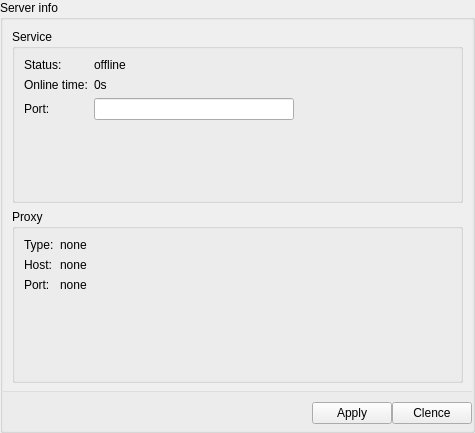
Above: Server/GUI/src/Ui/ServerInfoPage.ui from siisgoo/siisty before the change. Below: the same form after it.
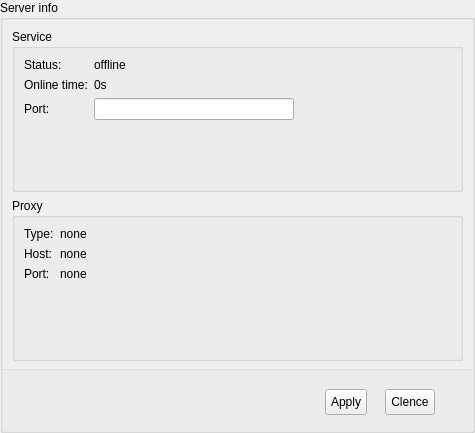
That is the form after the change.

Commit message: modified:   CMakeLists.txt 	modified:   General/CMakeLists.txt 	modified:   General/include/Crypto/Hash.hpp 	modified:   General/include/Database/Database.hpp 	modified:   General/include/Database/Queries/CreateTables.hpp 	modified:   General/include/Database/command.hpp 	modified:   General/src/Database.cpp 	modified:   General/src/Hash.cpp 	modified:   General/src/command.cpp 	modified:   Server/GUI/include/GUI.hpp 	modified:   Server/GUI/src/GUI.cpp 	modified:   Server/GUI/src/Ui/GUI.ui 	modified:   Server/GUI/src/Ui/ServerInfoPage.ui

What changed in the file:
```diff
--- a/Server/GUI/src/Ui/ServerInfoPage.ui
+++ b/Server/GUI/src/Ui/ServerInfoPage.ui
@@ -94,7 +94,7 @@
            <x>0</x>
            <y>0</y>
            <width>469</width>
-           <height>364</height>
+           <height>342</height>
           </rect>
          </property>
          <layout class="QVBoxLayout" name="verticalLayout">
@@ -221,14 +221,14 @@
            </sizepolicy>
           </property>
           <property name="styleSheet">
-           <string notr="true"/>
+           <string notr="true">margin: 9px; padding: 5px</string>
           </property>
           <property name="text">
            <string>Apply</string>
           </property>
          </widget>
         </item>
-        <item>
+        <item alignment="Qt::AlignLeft">
          <widget class="QPushButton" name="pushButton_2">
           <property name="sizePolicy">
            <sizepolicy hsizetype="Fixed" vsizetype="Fixed">
@@ -237,7 +237,7 @@
            </sizepolicy>
           </property>
           <property name="styleSheet">
-           <string notr="true"/>
+           <string notr="true">margin: 9px; padding: 5px</string>
           </property>
           <property name="text">
            <string>Clence</string>
```
The commit also changes 12 other files.
